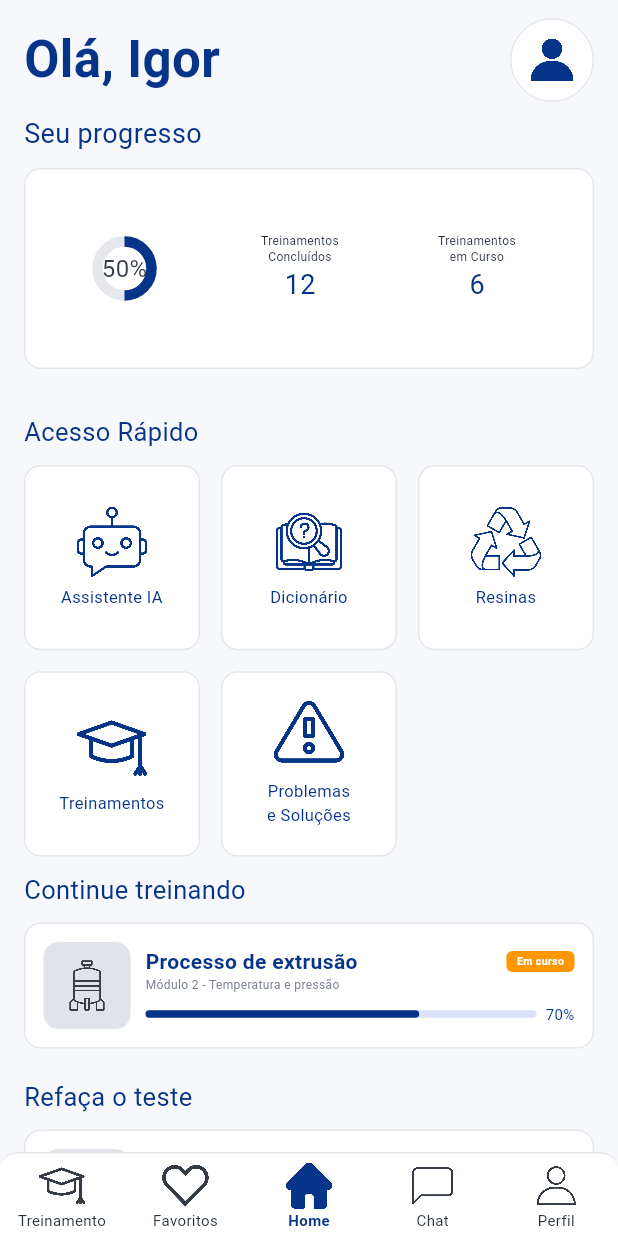
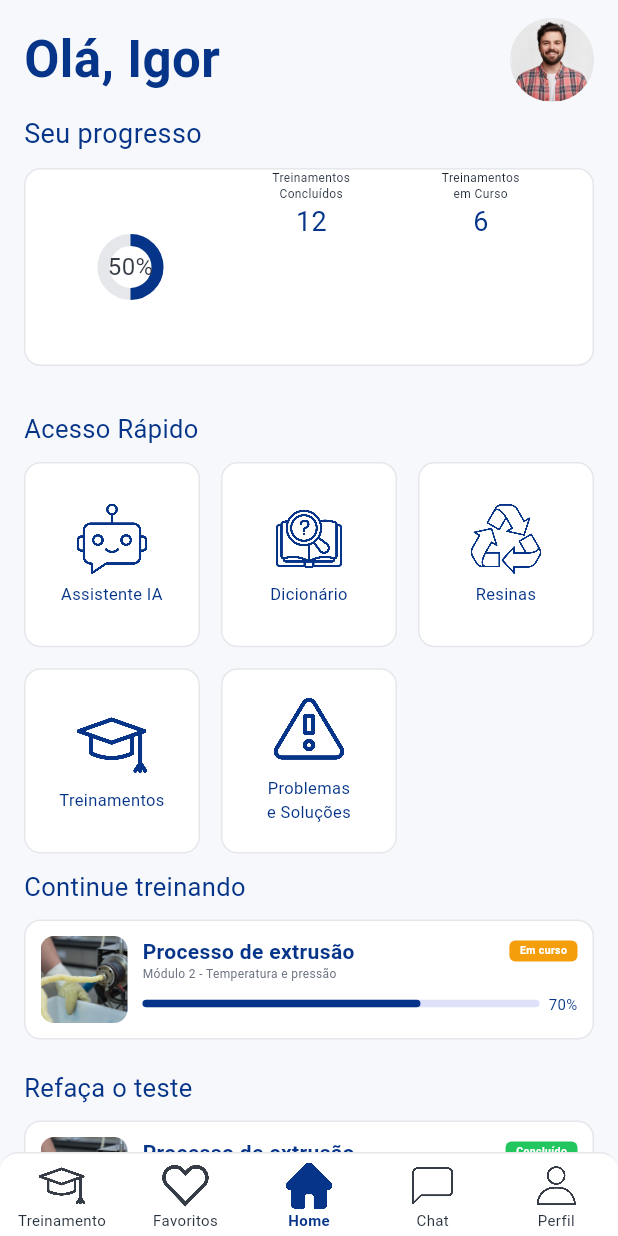
Before and after one commit to ICorturato/PEXT---TG, a Flutter app: the AppShell screen opened directly with empty values, item 3 of the bottom bar chosen, on a phone screen of 412 x 824 dp. Run offline on Flutter 3.47's test engine with Material 3 defaults, Android fonts, the phone set to English and light mode, and no system bars; Roboto replaces fonts that are missing (Arial).

Commit message:
Update home progress and training cards

```diff
--- a/lib/main.dart
+++ b/lib/main.dart
@@ -202,7 +202,7 @@ class HomePage extends StatelessWidget {
 class ProfileAvatar extends StatelessWidget {
   const ProfileAvatar({super.key});
   @override
-  Widget build(BuildContext context) => Container(width: 56, height: 56, decoration: BoxDecoration(shape: BoxShape.circle, color: Colors.white, border: Border.all(color: _line)), child: const Padding(padding: EdgeInsets.all(10), child: PextAssetIcon(PextAssets.profileActive, size: 36)));
+  Widget build(BuildContext context) => Container(width: 56, height: 56, decoration: BoxDecoration(shape: BoxShape.circle, color: Colors.white, border: Border.all(color: _line)), clipBehavior: Clip.antiAlias, child: Image.asset('images/profile_igor.png', fit: BoxFit.cover, alignment: const Alignment(0, -0.45)));
 }
 
 class UserProgress extends StatelessWidget {
@@ -211,9 +211,9 @@ class UserProgress extends StatelessWidget {
   Widget build(BuildContext context) => Column(crossAxisAlignment: CrossAxisAlignment.start, children: [
     const Text('Seu progresso', style: TextStyle(color: _blue, fontSize: 18)),
     const SizedBox(height: 10),
-    Container(padding: const EdgeInsets.all(18), decoration: card(), child: Row(children: [
-      const SizedBox(width: 96, height: 96, child: Stack(alignment: Alignment.center, children: [CircularProgressIndicator(value: .5, strokeWidth: 7, backgroundColor: Color(0xFFE5E7EB), color: _blue), Text('50%', style: TextStyle(fontSize: 16, color: Color(0xFF363C46)))])),
-      const SizedBox(width: 10),
+    Container(height: 132, padding: const EdgeInsets.symmetric(horizontal: 18), decoration: card(), child: Row(children: [
+      const SizedBox(width: 104, height: 104, child: Stack(alignment: Alignment.center, children: [CircularProgressIndicator(value: .5, strokeWidth: 8, backgroundColor: Color(0xFFE5E7EB), color: _blue), Text('50%', style: TextStyle(fontSize: 16, color: Color(0xFF363C46)))])),
+      const SizedBox(width: 12),
       const ProgressStat('12', 'Treinamentos\nConcluídos'), const ProgressStat('6', 'Treinamentos\nem Curso'),
     ])),
     const SizedBox(height: 10),
@@ -272,9 +272,9 @@ class TrainingCard extends StatelessWidget {
   final bool inProgress;
   const TrainingCard({super.key, required this.inProgress});
   @override
-  Widget build(BuildContext context) => Container(margin: const EdgeInsets.only(bottom: 10), padding: const EdgeInsets.all(12), decoration: card(), child: Row(children: [
-    Container(width: 58, height: 58, decoration: BoxDecoration(color: const Color(0xFFE0E4E8), borderRadius: BorderRadius.circular(10)), child: const Padding(padding: EdgeInsets.all(11), child: PextAssetIcon(PextAssets.polimerization, size: 34))),
-    const SizedBox(width: 10), Expanded(child: Column(crossAxisAlignment: CrossAxisAlignment.start, children: [Row(children: [const Expanded(child: Text('Processo de extrusão', style: TextStyle(color: _blue, fontWeight: FontWeight.bold))), StatusPill(inProgress ? 'Em curso' : 'Concluído', inProgress ? Colors.orange : Colors.green)]), const Text('Módulo 2 - Temperatura e pressão', style: TextStyle(fontSize: 8, color: Color(0xFF777E8C))), const SizedBox(height: 7), Row(children: [Expanded(child: LinearProgressIndicator(value: inProgress ? .7 : 1, color: _blue, minHeight: 5, borderRadius: BorderRadius.circular(4))), const SizedBox(width: 6), Text(inProgress ? '70%' : '100%', style: const TextStyle(color: _blue, fontSize: 10))])]))
+  Widget build(BuildContext context) => Container(margin: const EdgeInsets.only(bottom: 10), padding: const EdgeInsets.all(10), decoration: card(), child: Row(crossAxisAlignment: CrossAxisAlignment.start, children: [
+    ClipRRect(borderRadius: BorderRadius.circular(9), child: Image.asset('images/training_extrusion.png', width: 58, height: 58, fit: BoxFit.cover)),
+    const SizedBox(width: 10), Expanded(child: Column(crossAxisAlignment: CrossAxisAlignment.start, children: [Row(children: [const Expanded(child: Text('Processo de extrusão', style: TextStyle(color: _blue, fontWeight: FontWeight.bold))), StatusPill(inProgress ? 'Em curso' : 'Concluído', inProgress ? const Color(0xFFF59E0B) : const Color(0xFF22C55E))]), const Text('Módulo 2 - Temperatura e pressão', style: TextStyle(fontSize: 8, color: Color(0xFF6B7280))), const SizedBox(height: 7), Row(children: [Expanded(child: LinearProgressIndicator(value: inProgress ? .7 : 1, color: _blue, minHeight: 5, borderRadius: BorderRadius.circular(4))), const SizedBox(width: 6), Text(inProgress ? '70%' : '100%', style: const TextStyle(color: _blue, fontSize: 10))]), if (!inProgress) ...[const SizedBox(height: 6), Container(width: double.infinity, padding: const EdgeInsets.symmetric(horizontal: 6, vertical: 3), decoration: BoxDecoration(color: const Color(0xFFFFE7E7), borderRadius: BorderRadius.circular(4)), child: const Text('Reprovado: você acertou 11 de 20 questões (55%)', style: TextStyle(color: Color(0xFFEF4444), fontSize: 7, fontWeight: FontWeight.w600)))]]))
   ]));
 }
 
--- a/pubspec.yaml
+++ b/pubspec.yaml
@@ -24,3 +24,4 @@ flutter:
     - icons/home/
     - icons/navigation/
     - icons/resins/
+    - images/
```
Also changed, not shown: images/profile_igor.png (added), images/training_extrusion.png (added).
